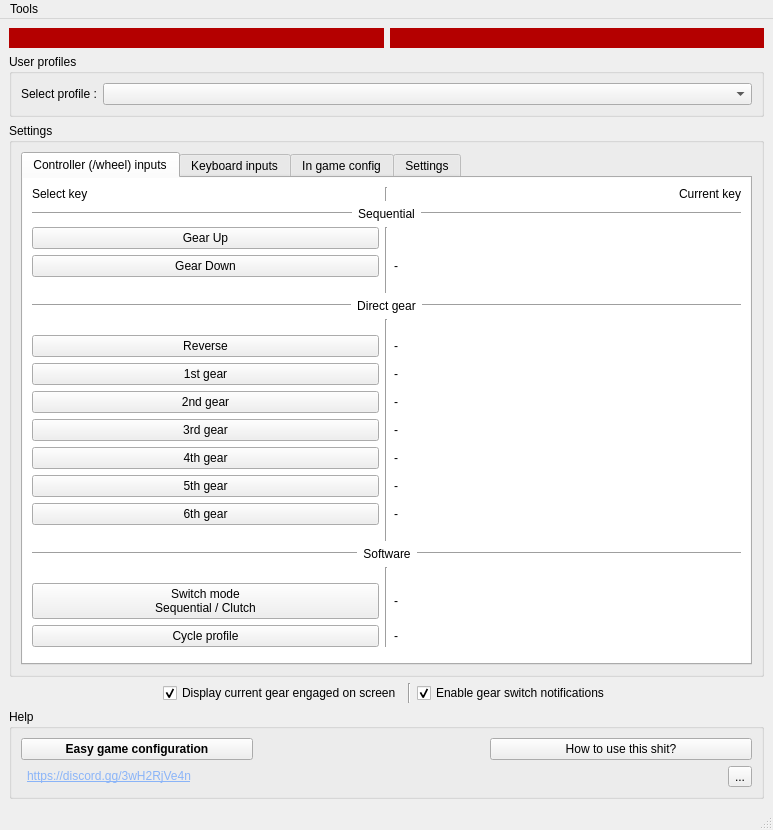
Old version of the form BrokenTC2/mainwindow.ui in the repository BrokenGameNoob/BrokenTC2.
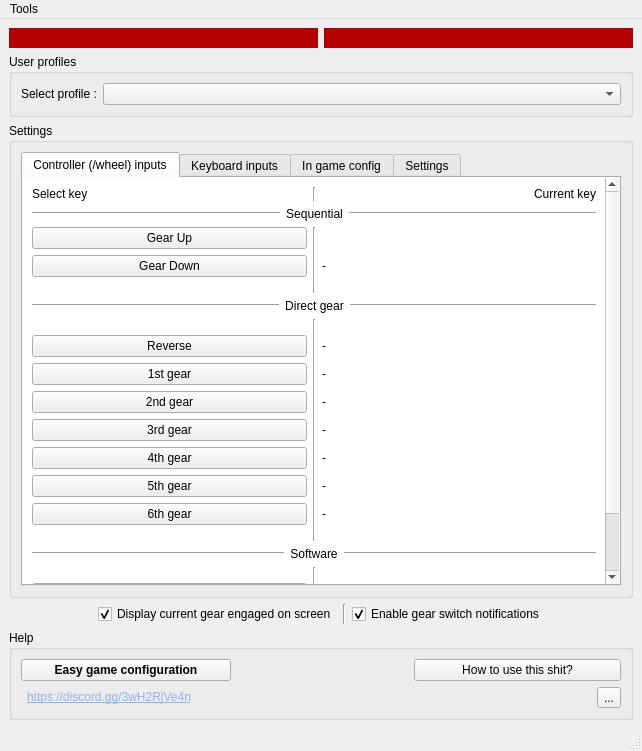
New version of the form. The open tabs and pages were chosen to show the change. Icons and pictures are not drawn.

Diff of the .ui file:
```diff
--- a/BrokenTC2/mainwindow.ui
+++ b/BrokenTC2/mainwindow.ui
@@ -6,8 +6,8 @@
    <rect>
     <x>0</x>
     <y>0</y>
-    <width>773</width>
-    <height>830</height>
+    <width>642</width>
+    <height>751</height>
    </rect>
   </property>
   <property name="windowTitle">
@@ -149,7 +149,7 @@
              <rect>
               <x>0</x>
               <y>0</y>
-              <width>713</width>
+              <width>582</width>
               <height>522</height>
              </rect>
             </property>
@@ -1905,7 +1905,7 @@
     <rect>
      <x>0</x>
      <y>0</y>
-     <width>773</width>
+     <width>642</width>
      <height>21</height>
     </rect>
    </property>
```
Left out of the diff: 8 changed lines with no effect on the pictures.
